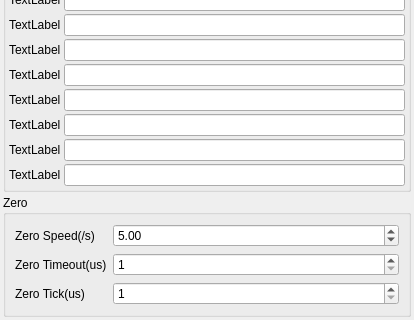
Qt form source/wnd/ui/robocompref.ui (ww4u/megarobostudio) before a commit; both pictures show x 0 to 414 and y 277 to 597 of the 414 by 597 pixel window.
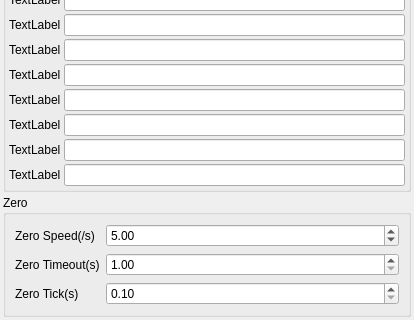
The same form after that commit.

The edit to the form file:
```diff
--- a/source/wnd/ui/robocompref.ui
+++ b/source/wnd/ui/robocompref.ui
@@ -352,34 +352,34 @@
       <item row="1" column="0">
        <widget class="QLabel" name="label_11">
         <property name="text">
-         <string>Zero Timeout(us)</string>
+         <string>Zero Timeout(s)</string>
         </property>
        </widget>
       </item>
       <item row="2" column="0">
        <widget class="QLabel" name="label_18">
         <property name="text">
-         <string>Zero Tick(us)</string>
+         <string>Zero Tick(s)</string>
         </property>
        </widget>
       </item>
       <item row="1" column="1">
-       <widget class="QSpinBox" name="spinZeroTmo">
+       <widget class="QDoubleSpinBox" name="spinZeroTmo">
         <property name="minimum">
-         <number>1</number>
+         <double>1.000000000000000</double>
         </property>
         <property name="maximum">
-         <number>1000000000</number>
+         <double>1000.000000000000000</double>
         </property>
        </widget>
       </item>
       <item row="2" column="1">
-       <widget class="QSpinBox" name="spinZeroTick">
+       <widget class="QDoubleSpinBox" name="spinZeroTick">
         <property name="minimum">
-         <number>1</number>
+         <double>0.100000000000000</double>
         </property>
         <property name="maximum">
-         <number>1000000000</number>
+         <double>10.000000000000000</double>
         </property>
        </widget>
       </item>
```
